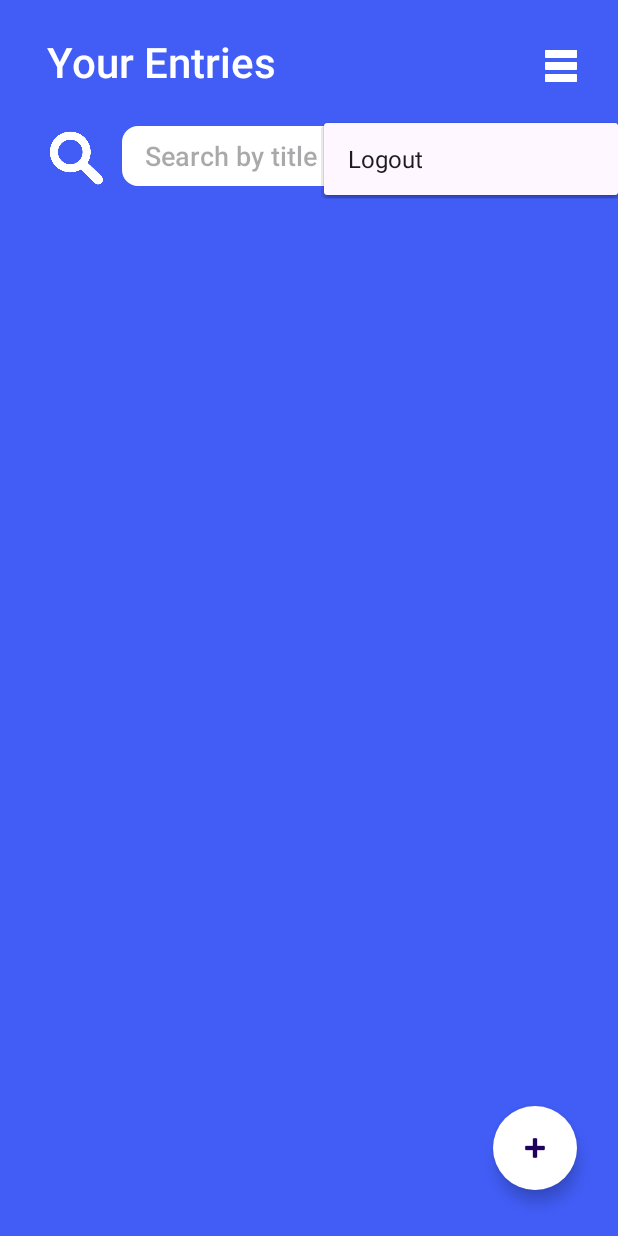
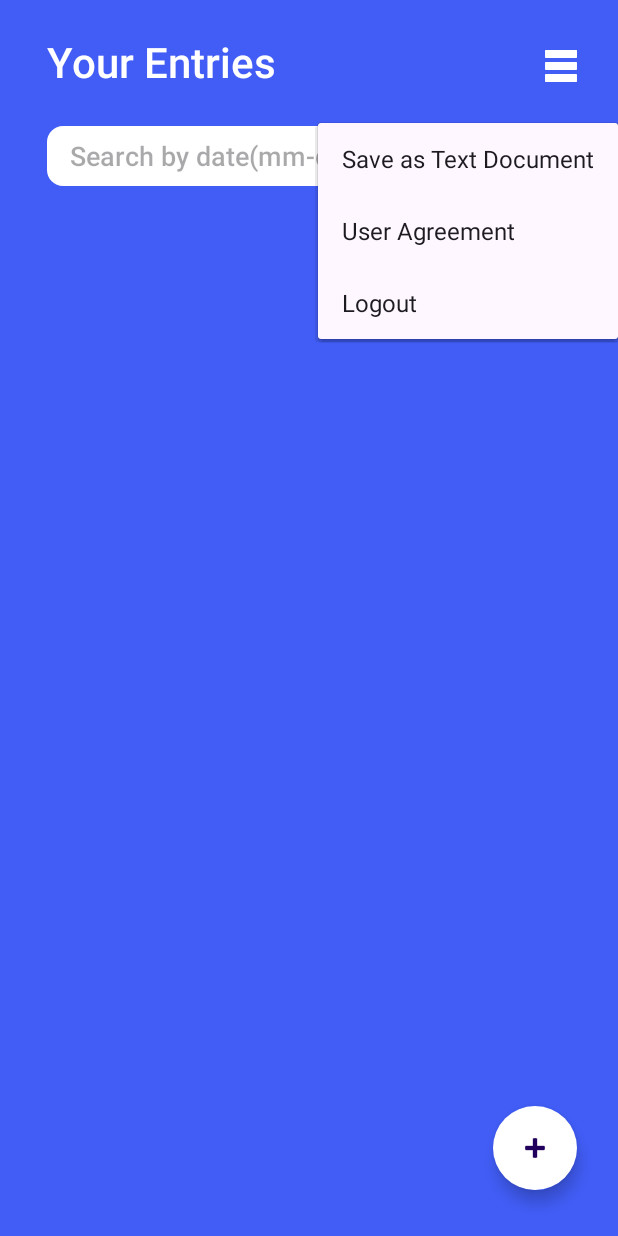
Before and after one commit to pratyush770/Sem6Project, an Android app: the screen it shows after launch once a user with an empty profile is signed in (MainActivity), after a tap on an icon or button, on a phone screen of 412 x 824 dp. Run offline under Robolectric (Android 15) with nearby library versions, the phone set to English and light mode, and no system bars; our stand-ins replace Firebase (no records; nobody signed in at launch, a user with empty details on screens opened directly).

Commit message:
first commit

```diff
--- a/app/src/main/java/com/example/mydiary/Diary.java
+++ b/app/src/main/java/com/example/mydiary/Diary.java
@@ -45,4 +45,5 @@ public class Diary
     public void setImageUrl(String imageUrl) {
         this.imageUrl = imageUrl;
     }
+
 }
--- a/app/src/main/java/com/example/mydiary/DiaryDetailsActivity.java
+++ b/app/src/main/java/com/example/mydiary/DiaryDetailsActivity.java
@@ -27,7 +27,9 @@ import com.google.firebase.storage.StorageReference;
 
 import java.io.ByteArrayOutputStream;
 import java.io.IOException;
+import java.text.SimpleDateFormat;
 import java.util.Date;
+import java.util.Locale;
 
 public class DiaryDetailsActivity extends AppCompatActivity {
     EditText title,content;
@@ -100,7 +102,8 @@ public class DiaryDetailsActivity extends AppCompatActivity {
         diary.setContent(ncontent);
 
         // Set the timestamp to the current time
-        diary.setTimestamp(new Timestamp(new Date()));
+        Timestamp currentTimestamp = new Timestamp(new Date());
+        diary.setTimestamp(currentTimestamp);
 
         if (selectedImageUri != null) {
             // If an image is selected, save it to Firebase
@@ -110,6 +113,7 @@ public class DiaryDetailsActivity extends AppCompatActivity {
             saveDiaryToFirebase(diary, null);
         }
     }
+
 
     public void deleteDiaryFromFireBase()
     {
--- a/app/src/main/res/layout/activity_main.xml
+++ b/app/src/main/res/layout/activity_main.xml
@@ -68,37 +68,21 @@
         app:layout_constraintTop_toTopOf="parent"
         app:layout_constraintVertical_bias="0.5"></androidx.recyclerview.widget.RecyclerView>
 
-    <ImageView
-        android:id="@+id/imageView4"
-        android:layout_width="wrap_content"
-        android:layout_height="40dp"
-        android:layout_marginTop="-15dp"
-        android:layout_weight="1"
-        android:paddingRight="310dp"
-        app:layout_constraintBottom_toBottomOf="parent"
-        app:layout_constraintEnd_toEndOf="parent"
-        app:layout_constraintHorizontal_bias="0.0"
-        app:layout_constraintStart_toStartOf="parent"
-        app:layout_constraintTop_toTopOf="parent"
-        app:layout_constraintVertical_bias="0.126"
-        app:srcCompat="@drawable/glass"
-        tools:srcCompat="@drawable/glass" />
 
     <EditText
         android:id="@+id/editTextText2"
-        android:layout_width="300dp"
+        android:layout_width="350dp"
         android:layout_height="40dp"
-        android:layout_marginStart="50dp"
         android:layout_marginTop="1dp"
         android:background="@drawable/rounded_text"
         android:ems="10"
         android:fontFamily="sans-serif-medium"
-        android:hint="Search by title"
+        android:hint="Search by date(mm-dd-yyyy)"
         android:inputType="text"
         android:paddingStart="15dp"
         app:layout_constraintBottom_toBottomOf="parent"
         app:layout_constraintEnd_toEndOf="parent"
-        app:layout_constraintStart_toStartOf="@+id/imageView4"
+        app:layout_constraintStart_toStartOf="parent"
         app:layout_constraintTop_toTopOf="parent"
         app:layout_constraintVertical_bias="0.106" />
 
```
Also changed, not shown: app/src/main/java/com/example/mydiary/MainActivity.java (+140 -4 lines).
